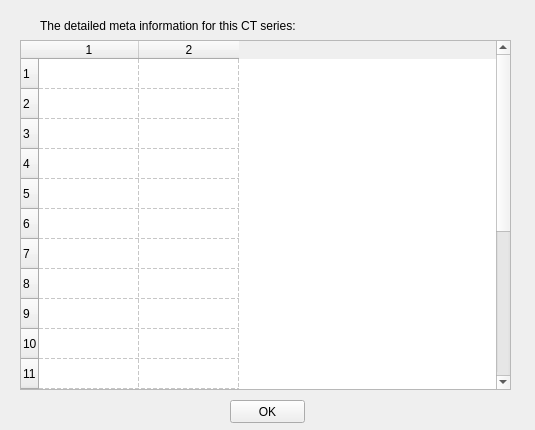
This is CT_Viewer/ct_details_widget.ui in yzouag/CT_Viewer as Qt 5 draws it before an edit. The edited form follows.
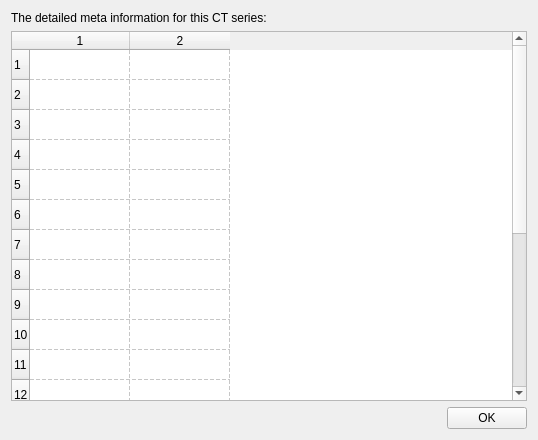
This is the edited form.

Diff of the .ui file:
```diff
--- a/CT_Viewer/ct_details_widget.ui
+++ b/CT_Viewer/ct_details_widget.ui
@@ -6,22 +6,29 @@
    <rect>
     <x>0</x>
     <y>0</y>
-    <width>535</width>
-    <height>430</height>
+    <width>538</width>
+    <height>440</height>
    </rect>
   </property>
   <property name="windowTitle">
    <string>Form</string>
   </property>
+  <layout class="QVBoxLayout" name="verticalLayout">
+   <item>
+    <widget class="QLabel" name="label">
+     <property name="text">
+      <string>The detailed meta information for this CT series:</string>
+     </property>
+     <property name="textFormat">
+      <enum>Qt::AutoText</enum>
+     </property>
+     <property name="wordWrap">
+      <bool>true</bool>
+     </property>
+    </widget>
+   </item>
+   <item>
   <widget class="QTableWidget" name="tableWidget">
-   <property name="geometry">
-    <rect>
-     <x>20</x>
-     <y>40</y>
-     <width>491</width>
-     <height>350</height>
-    </rect>
-   </property>
    <property name="gridStyle">
     <enum>Qt::DashLine</enum>
    </property>
@@ -54,38 +61,32 @@
    <column/>
    <column/>
   </widget>
-  <widget class="QLabel" name="label">
-   <property name="geometry">
-    <rect>
-     <x>40</x>
-     <y>10</y>
-     <width>311</width>
-     <height>31</height>
-    </rect>
-   </property>
-   <property name="text">
-    <string>The detailed meta information for this CT series:</string>
-   </property>
-   <property name="textFormat">
-    <enum>Qt::AutoText</enum>
-   </property>
-   <property name="wordWrap">
-    <bool>true</bool>
-   </property>
-  </widget>
+   </item>
+   <item>
+    <layout class="QHBoxLayout" name="horizontalLayout">
+     <item>
+      <spacer name="horizontalSpacer">
+       <property name="orientation">
+        <enum>Qt::Horizontal</enum>
+       </property>
+       <property name="sizeHint" stdset="0">
+        <size>
+         <width>37</width>
+         <height>17</height>
+        </size>
+       </property>
+      </spacer>
+     </item>
+     <item>
   <widget class="QPushButton" name="okButton">
-   <property name="geometry">
-    <rect>
-     <x>230</x>
-     <y>400</y>
-     <width>75</width>
-     <height>23</height>
-    </rect>
-   </property>
    <property name="text">
     <string>OK</string>
    </property>
   </widget>
+     </item>
+    </layout>
+   </item>
+  </layout>
  </widget>
  <resources/>
  <connections/>
```
Lines whose indentation alone changed are shown as unchanged.
